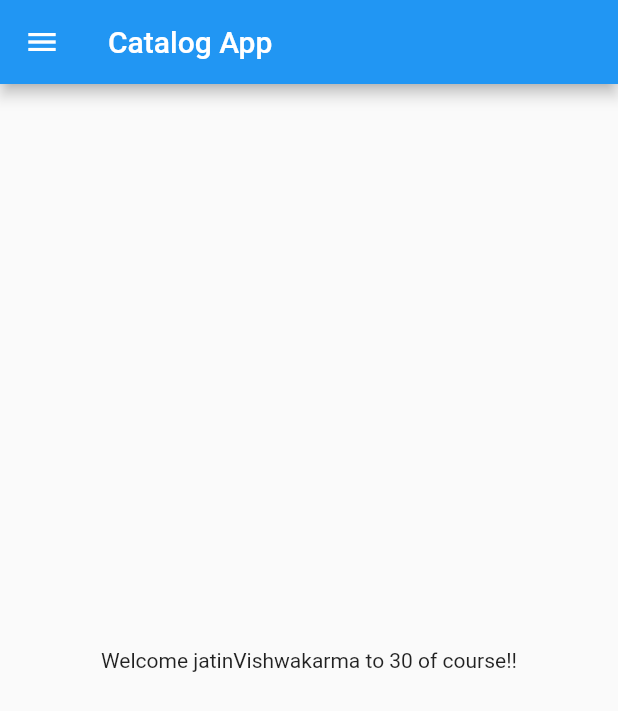
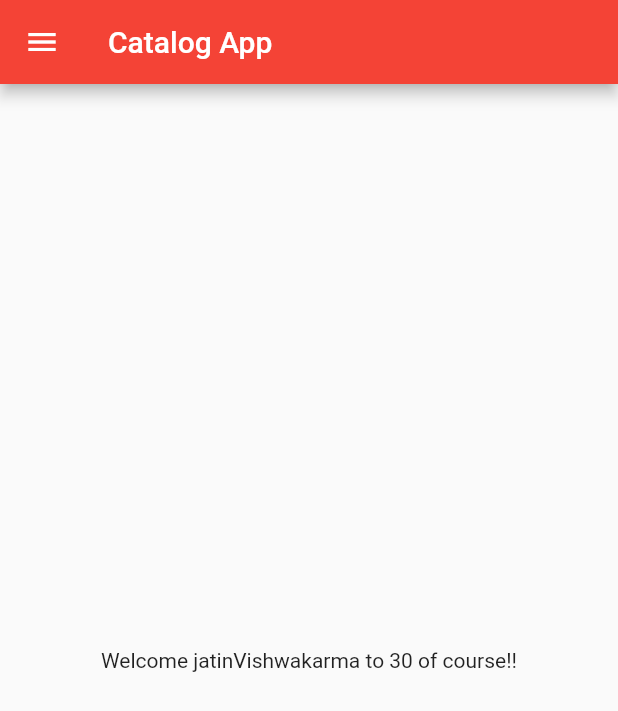
Before and after one commit to jvish2030/30DaysOfFlutter, a Flutter app: the screen it shows after launch, on a phone screen of 412 x 824 dp. Shown: the top 711 px of the screen. Run offline on Flutter 3.47's test engine with Material 2 defaults, Android fonts, the phone set to English and light mode, and no system bars.

Commit message:
Day 3 completed

```diff
--- /dev/null
+++ b/project1/lib/Pages/home_page.dart
@@ -0,0 +1,23 @@
+import 'package:flutter/material.dart';
+
+class HomePage extends StatelessWidget {
+  const HomePage({Key? key}) : super(key: key);
+
+  @override
+  Widget build(BuildContext context) {
+    int days = 30;
+    return Center(
+      child: Scaffold(
+        appBar: AppBar(
+          title: Text("Catalog App"),
+        ),
+        body: Center(
+          child: Container(
+            child: Text("Welcome jatinVishwakarma to $days of course!!"),
+          ),
+        ),
+        drawer: Drawer(),
+      ),
+    );
+  }
+}
--- /dev/null
+++ b/project1/lib/Pages/login_page.dart
@@ -0,0 +1,16 @@
+import 'package:flutter/material.dart';
+
+class LoginPage extends StatelessWidget {
+  const LoginPage({Key? key}) : super(key: key);
+
+  @override
+  Widget build(BuildContext context) {
+    return Material(
+        child: Center(
+      child: Text("Login Page",
+          style: TextStyle(
+              fontSize: 30, fontWeight: FontWeight.bold, color: Colors.blue),
+          textScaleFactor: 2.0),
+    ));
+  }
+}
--- a/project1/lib/home_page.dart
+++ /dev/null
@@ -1,21 +0,0 @@
-import 'package:flutter/material.dart';
-
-class HomePage extends StatelessWidget {
-  const HomePage({Key? key}) : super(key: key);
-
-  @override
-  Widget build(BuildContext context) {
-    int days = 30;
-    return Scaffold(
-      appBar: AppBar(
-        title: Text("Catalog App"),
-      ),
-      body: Center(
-        child: Container(
-          child: Text("Welcome jatinVishwakarma to $days of course!!"),
-        ),
-      ),
-      drawer: Drawer(),
-    );
-  }
-}
--- a/project1/lib/main.dart
+++ b/project1/lib/main.dart
@@ -1,29 +1,26 @@
 import 'package:flutter/material.dart';
-import 'package:project1/home_page.dart';
+import 'package:project1/Pages/home_page.dart';
+import 'package:project1/Pages/Login_page.dart';
 
 void main() {
   runApp(MyApp());
 }
 
 class MyApp extends StatelessWidget {
-  const MyApp({Key? key}) : super(key: key);
-
   @override
   Widget build(BuildContext context) {
-    int days = 30;
-    double days2 = 30.0;
-    String name = "jatin";
-    bool test = true;
-    num value1 = 40;
-    num value2 = 40.5;
-    var name2 = "string";
-    var val = 23;
-    var decVal = 44.2;
-
-    const pi = 3.14;
-
     return MaterialApp(
-      home: HomePage(),
+      // home: HomePage(),
+      themeMode: ThemeMode.dark,
+      theme: ThemeData(primarySwatch: Colors.deepPurple),
+      darkTheme:
+          ThemeData(brightness: Brightness.light, primarySwatch: Colors.red),
+      initialRoute: "/home",
+      routes: {
+        "/": (context) => new LoginPage(),
+        "/home": (context) => HomePage(),
+        "/login": (context) => LoginPage(),
+      },
     );
   }
 }
```
